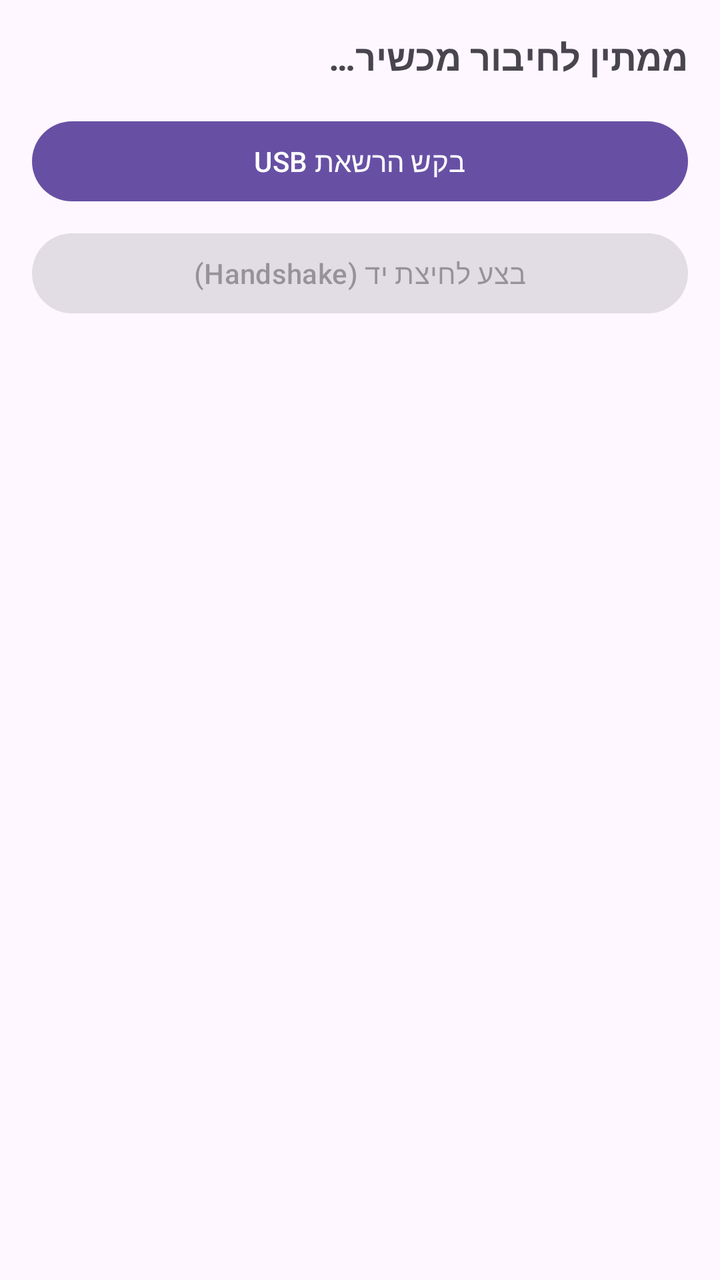
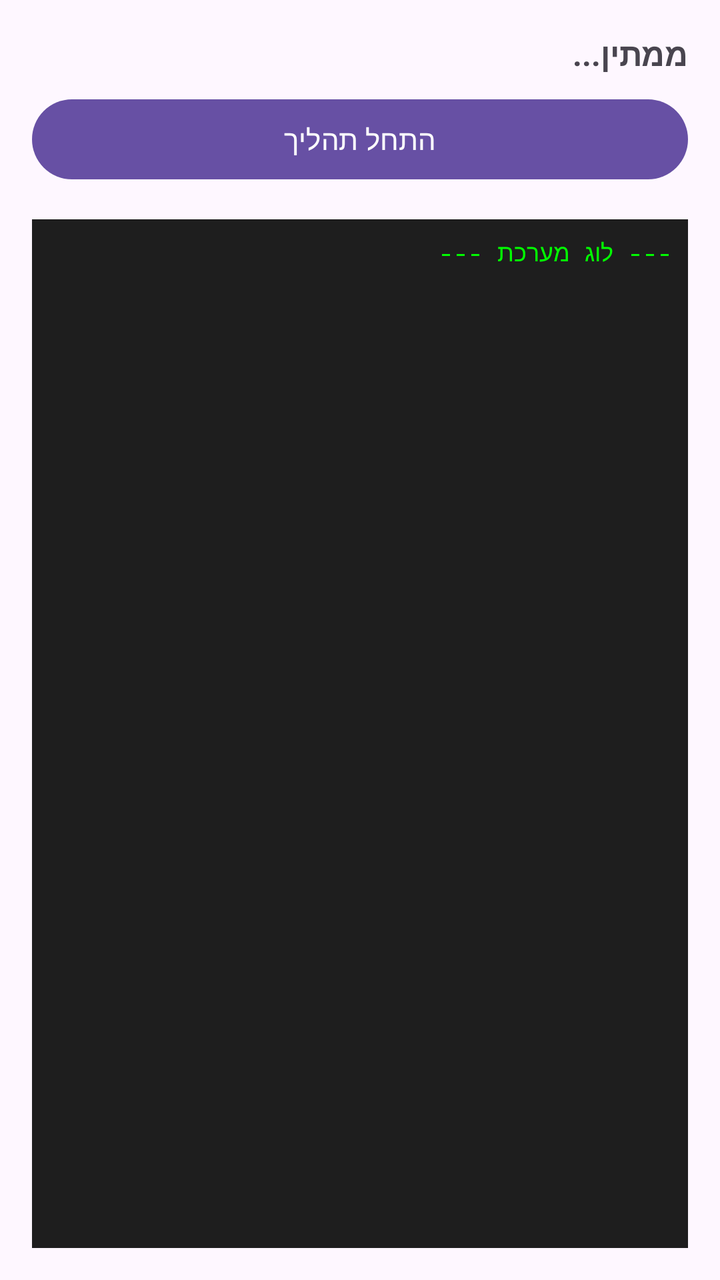

Before-and-after screenshots of an Android layout around one commit, followed by the original layout XML and the change that was made.
<!-- AndroidManifest.xml: application theme Theme.Material3.DayNight.NoActionBar -->
<!-- res/layout/activity_main.xml -->
<?xml version="1.0" encoding="utf-8"?>
<LinearLayout xmlns:android="http://schemas.android.com/apk/res/android"
    android:layout_width="match_parent"
    android:layout_height="match_parent"
    android:orientation="vertical"
    android:padding="16dp"
    android:layoutDirection="rtl">

    <TextView
        android:id="@+id/tvStatus"
        android:layout_width="match_parent"
        android:layout_height="wrap_content"
        android:text="@string/status_waiting"
        android:textSize="18sp"
        android:textStyle="bold" />

    <Button
        android:id="@+id/btnRequestPermission"
        android:layout_width="match_parent"
        android:layout_height="wrap_content"
        android:layout_marginTop="16dp"
        android:text="@string/btn_request_permission" />

    <Button
        android:id="@+id/btnHandshake"
        android:layout_width="match_parent"
        android:layout_height="wrap_content"
        android:layout_marginTop="8dp"
        android:enabled="false"
        android:text="@string/btn_handshake" />
</LinearLayout>
<!-- resources referenced by this layout -->
<resources>
  <string name="btn_handshake">בצע לחיצת יד (Handshake)</string>
  <string name="btn_request_permission">בקש הרשאת USB</string>
  <string name="status_waiting">ממתין לחיבור מכשיר…</string>
</resources>

<!-- the commit's change to res/layout/activity_main.xml (unified diff, before → after) -->
@@ -10,22 +10,33 @@
         android:id="@+id/tvStatus"
         android:layout_width="match_parent"
         android:layout_height="wrap_content"
-        android:text="@string/status_waiting"
-        android:textSize="18sp"
+        android:text="ממתין..."
+        android:textSize="16sp"
         android:textStyle="bold" />
-
-    <Button
-        android:id="@+id/btnRequestPermission"
-        android:layout_width="match_parent"
-        android:layout_height="wrap_content"
-        android:layout_marginTop="16dp"
-        android:text="@string/btn_request_permission" />
 
     <Button
         android:id="@+id/btnHandshake"
         android:layout_width="match_parent"
         android:layout_height="wrap_content"
         android:layout_marginTop="8dp"
-        android:enabled="false"
-        android:text="@string/btn_handshake" />
+        android:text="התחל תהליך" />
+
+    
+    <ScrollView
+        android:layout_width="match_parent"
+        android:layout_height="0dp"
+        android:layout_weight="1"
+        android:layout_marginTop="16dp"
+        android:background="#1E1E1E"
+        android:padding="8dp">
+
+        <TextView
+            android:id="@+id/tvLog"
+            android:layout_width="match_parent"
+            android:layout_height="wrap_content"
+            android:textColor="#00FF00"
+            android:textSize="12sp"
+            android:fontFamily="monospace"
+            android:text="--- לוג מערכת ---\n" />
+    </ScrollView>
 </LinearLayout>
<!-- resource entries referenced after the edit -->
@@ -1,7 +1,5 @@
 <!-- resources referenced by this layout -->
 <resources>
-  <string name="btn_handshake">בצע לחיצת יד (Handshake)</string>
-  <string name="btn_request_permission">בקש הרשאת USB</string>
-  <string name="status_waiting">ממתין לחיבור מכשיר…</string>
+
 </resources>
 
